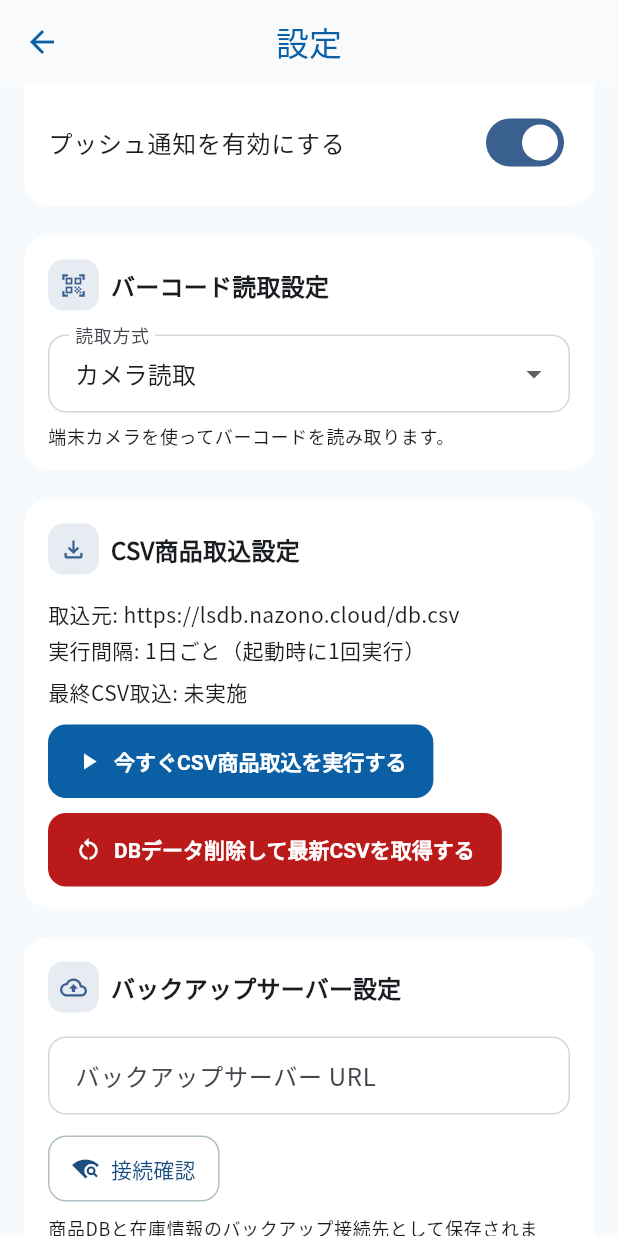
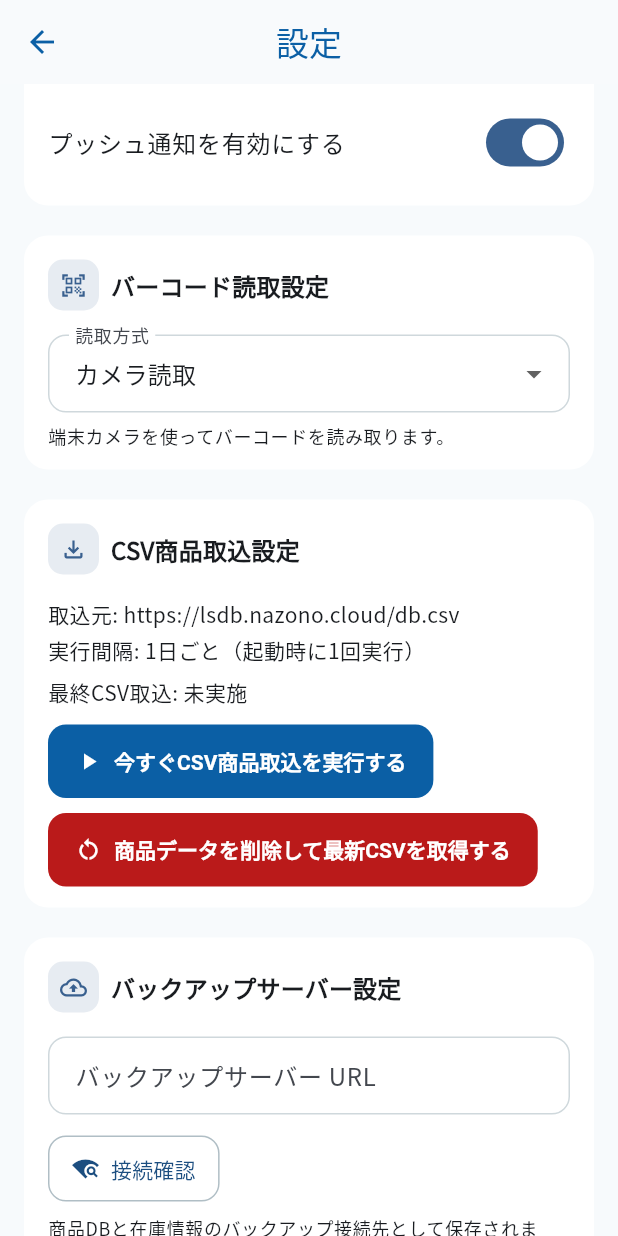
Before and after one commit to tako-kun1/LStocker-Client, a Flutter app: the SettingsScreen screen opened directly, scrolled down 576 dp, on a phone screen of 412 x 824 dp. Run offline on Flutter 3.47's test engine with Material 3 defaults, Android fonts, the phone set to English and light mode, and no system bars; our stand-ins replace camera, connectivity_plus, dio, flutter_local_notifications, google_fonts, open_filex and 7 more; missing offline and left inert: mobile_scanner; accounts and stored records are empty.

Commit message:
feat: CSVインポート時に在庫データを保持するように修正、バージョンを1.1.12に更新

```diff
--- a/lib/views/settings_screen.dart
+++ b/lib/views/settings_screen.dart
@@ -132,7 +132,7 @@ class _SettingsScreenState extends State<SettingsScreen> {
         return AlertDialog(
           title: const Text('確認'),
           content: const Text(
-            'DB内のデータ（商品・在庫・同期キュー）を削除して、最新CSVを再取得します。\nこの操作は取り消せません。実行しますか？',
+            'DB内の商品データと関連する同期キューを削除して、最新CSVを再取得します。\n（在庫データは保持されます）\nこの操作は取り消せません。実行しますか？',
           ),
           actions: [
             TextButton(
@@ -178,8 +178,8 @@ class _SettingsScreenState extends State<SettingsScreen> {
       setState(() {
         _csvImportSucceeded = result.success;
         _csvImportMessage = result.success
-            ? 'DBを初期化して最新CSVを取り込みました。${result.message}'
-            : 'DB初期化後のCSV取込に失敗しました。${result.message}';
+            ? '商品データをリセットして最新CSVを取り込みました。${result.message}'
+            : '商品データリセット後のCSV取込に失敗しました。${result.message}';
       });
 
       messenger.showSnackBar(
@@ -189,7 +189,7 @@ class _SettingsScreenState extends State<SettingsScreen> {
       if (!mounted) return;
       setState(() {
         _csvImportSucceeded = false;
-        _csvImportMessage = 'DB初期化とCSV取込でエラーが発生しました: $e';
+        _csvImportMessage = '商品データリセットとCSV取込でエラーが発生しました: $e';
       });
       messenger.showSnackBar(SnackBar(content: Text(_csvImportMessage!)));
     } finally {
@@ -600,8 +600,8 @@ class _SettingsScreenState extends State<SettingsScreen> {
                         : const Icon(Icons.restart_alt),
                     label: Text(
                       _refreshingCsvFromScratch
-                          ? 'DB初期化＋CSV再取得中...'
-                          : 'DBデータ削除して最新CSVを取得する',
+                          ? '商品データリセット＋CSV再取得中...'
+                          : '商品データを削除して最新CSVを取得する',
                     ),
                     style: ElevatedButton.styleFrom(
                       backgroundColor: Theme.of(context).colorScheme.error,
--- a/pubspec.yaml
+++ b/pubspec.yaml
@@ -16,7 +16,7 @@ publish_to: 'none' # Remove this line if you wish to publish to pub.dev
 # https://developer.apple.com/library/archive/documentation/General/Reference/InfoPlistKeyReference/Articles/CoreFoundationKeys.html
 # In Windows, build-name is used as the major, minor, and patch parts
 # of the product and file versions while build-number is used as the build suffix.
-version: 1.1.11+32
+version: 1.1.12+33
 
 environment:
   sdk: ^3.11.3
```
Also changed, not shown: lib/services/database_helper.dart (+5 -2 lines), app-icon-drawer.png (added).
